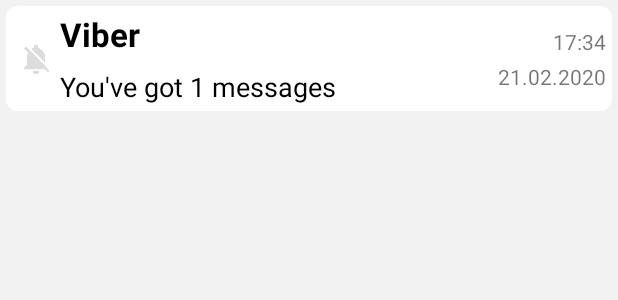
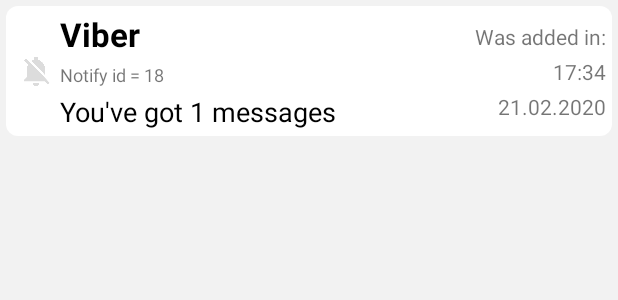
Before and after one commit to Leeeeerich/NotificationTracker, an Android app: the layout item_notify_info.xml on its own in the app's theme, with its tools: preview values and no code run, on a phone screen of 412 x 824 dp. Shown: the top 300 px of the screen. Run offline under Robolectric (Android 15) with nearby library versions, the phone set to English and light mode, and no system bars.

Commit message:
Upgraded notification item, added: NotifyId, Added/Removed

```diff
--- a/app/src/main/java/com/guralnya/notification_tracker/model/models/NotifyInfo.kt
+++ b/app/src/main/java/com/guralnya/notification_tracker/model/models/NotifyInfo.kt
@@ -16,6 +16,7 @@ data class NotifyInfo(
     val notifyId: Int,
     val appPackageName: String,
     val notifyText: String,
+    val isAdding: Boolean,
     val dateTimeShow: DateTime
 ) {
 
--- a/app/src/main/res/layout/item_notify_info.xml
+++ b/app/src/main/res/layout/item_notify_info.xml
@@ -42,18 +42,30 @@
             android:ellipsize="end"
             android:maxLines="2"
             android:text="@{notifyInfo.getAppName(context)}"
-            app:layout_constraintBottom_toTopOf="@+id/tvNotifyText"
+            app:layout_constraintBottom_toTopOf="@+id/tvNotifyId"
             app:layout_constraintEnd_toStartOf="@+id/barrier"
             app:layout_constraintStart_toEndOf="@+id/vIconApp"
             app:layout_constraintTop_toTopOf="parent"
             tools:text="Viber" />
 
         <TextView
+            android:id="@+id/tvNotifyId"
+            android:layout_width="wrap_content"
+            android:layout_height="wrap_content"
+            android:layout_marginTop="4dp"
+            android:text="@{@string/notify_id(notifyInfo.notifyId)}"
+            android:textSize="12sp"
+            app:layout_constraintBottom_toTopOf="@+id/tvNotifyText"
+            app:layout_constraintStart_toStartOf="@+id/tvAppName"
+            app:layout_constraintTop_toBottomOf="@+id/tvAppName"
+            tools:text="Notify id = 18" />
+
+        <TextView
             android:id="@+id/tvNotifyText"
             style="@style/TextStyleContent"
             android:layout_width="0dp"
             android:layout_height="wrap_content"
-            android:layout_marginTop="8dp"
+            android:layout_marginTop="4dp"
             android:layout_marginBottom="4dp"
             android:ellipsize="end"
             android:maxLines="2"
@@ -62,7 +74,7 @@
             app:layout_constraintBottom_toBottomOf="parent"
             app:layout_constraintEnd_toStartOf="@+id/barrier"
             app:layout_constraintStart_toStartOf="@+id/tvAppName"
-            app:layout_constraintTop_toBottomOf="@+id/tvAppName"
+            app:layout_constraintTop_toBottomOf="@+id/tvNotifyId"
             tools:text="You've got 1 messages" />
 
         <androidx.constraintlayout.widget.Barrier
@@ -70,17 +82,29 @@
             android:layout_width="wrap_content"
             android:layout_height="wrap_content"
             app:barrierDirection="start"
-            app:constraint_referenced_ids="tvTime,tvDate"
+            app:constraint_referenced_ids="tvTime,tvDate, tvWasAdd"
             tools:layout_editor_absoluteX="379dp" />
+
+        <TextView
+            android:id="@+id/tvWasAdd"
+            android:layout_width="wrap_content"
+            android:layout_height="wrap_content"
+            android:text="@{notifyInfo.isAdding ? @string/was_added : @string/was_removed}"
+            android:textColor="@{notifyInfo.isAdding ? @android:color/holo_green_dark : @android:color/holo_orange_dark}"
+            app:layout_constraintBottom_toTopOf="@+id/tvTime"
+            app:layout_constraintEnd_toEndOf="@+id/tvTime"
+            app:layout_constraintTop_toTopOf="@+id/vIconApp"
+            tools:text="Was added in:" />
 
         <TextView
             android:id="@+id/tvTime"
             android:layout_width="wrap_content"
             android:layout_height="wrap_content"
+            android:layout_marginTop="4dp"
             android:layout_marginEnd="4dp"
             app:layout_constraintBottom_toTopOf="@+id/tvDate"
             app:layout_constraintEnd_toEndOf="parent"
-            app:layout_constraintTop_toTopOf="@+id/vIconApp"
+            app:layout_constraintTop_toBottomOf="@+id/tvWasAdd"
             app:layout_constraintVertical_chainStyle="packed"
             app:time="@{notifyInfo.dateTimeShow}"
             tools:text="17:34" />
--- a/app/src/main/res/values/strings.xml
+++ b/app/src/main/res/values/strings.xml
@@ -14,4 +14,8 @@
     <string name="notification_listener_service_explanation">Notification listener explanation</string>
     <string name="yes_button">Yes</string>
     <string name="no_button">No</string>
+
+    <string name="was_added">Was added in:</string>
+    <string name="was_removed">Was removed in:</string>
+    <string name="notify_id">Notify id = %s</string>
 </resources>
```
Also changed, not shown: app/src/main/java/com/guralnya/notification_tracker/model/services/NotificationTrackerService.kt (+18 -0 lines).
